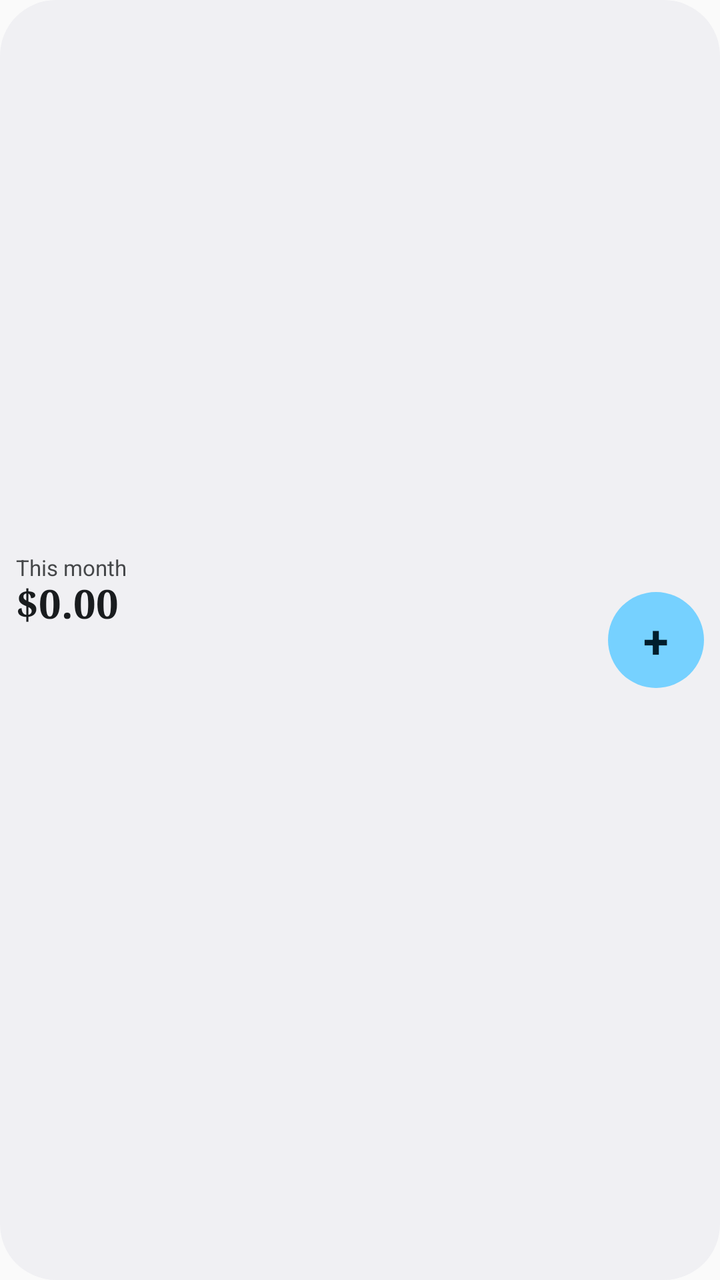
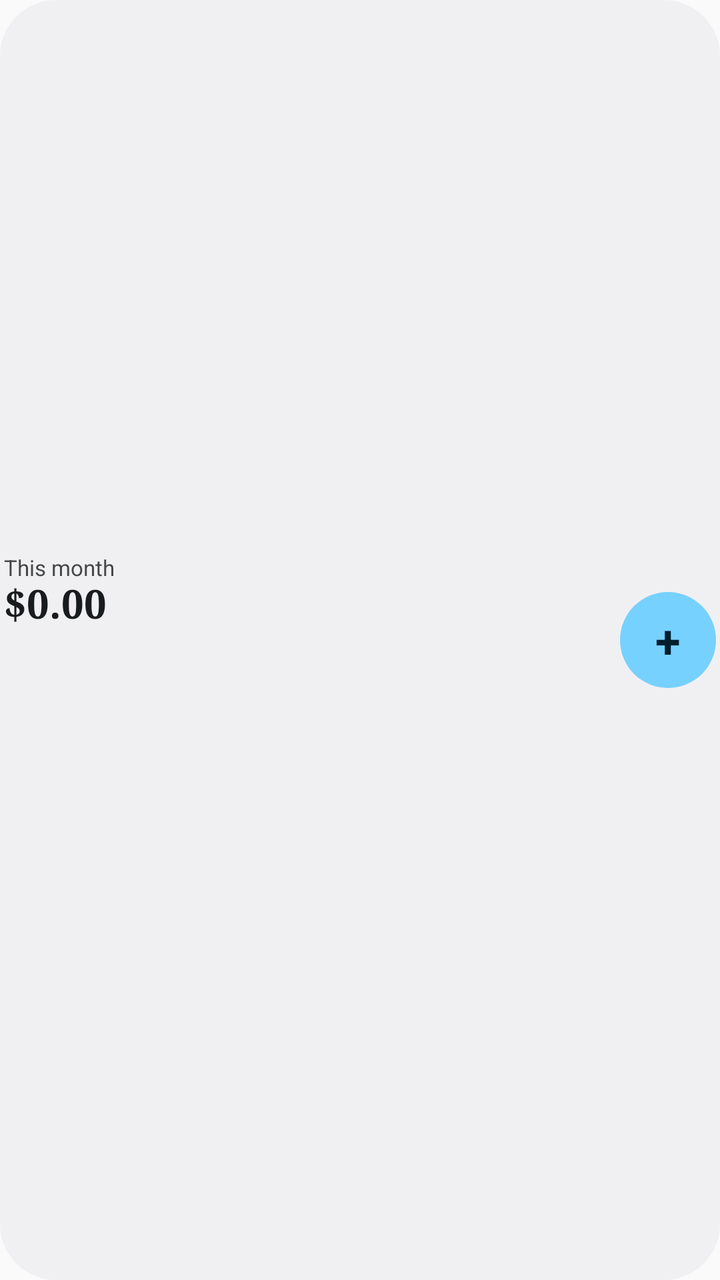

Before-and-after screenshots of an Android layout around one commit, followed by the original layout XML and the change that was made.
<!-- AndroidManifest.xml: application theme AppTheme -->
<!-- res/layout/widget_penny_compact.xml -->
<?xml version="1.0" encoding="utf-8"?>
<LinearLayout xmlns:android="http://schemas.android.com/apk/res/android"
    android:id="@+id/widget_root"
    android:layout_width="match_parent"
    android:layout_height="match_parent"
    android:background="@drawable/widget_penny_card_background"
    android:gravity="center_vertical"
    android:orientation="horizontal"
    android:paddingLeft="8dp"
    android:paddingRight="8dp">

    <LinearLayout
        android:layout_width="0dp"
        android:layout_height="match_parent"
        android:layout_weight="1"
        android:orientation="vertical"
        android:paddingRight="4dp">

        <TextView
            android:id="@+id/widget_spent_label"
            android:layout_width="match_parent"
            android:layout_height="0dp"
            android:layout_weight="1"
            android:autoSizeMaxTextSize="11sp"
            android:autoSizeMinTextSize="8sp"
            android:autoSizeStepGranularity="1sp"
            android:autoSizeTextType="uniform"
            android:ellipsize="end"
            android:gravity="bottom"
            android:includeFontPadding="false"
            android:maxLines="1"
            android:text="@string/widget_spent_this_month"
            android:textColor="@color/widget_on_surface_inverse_muted" />

        <TextView
            android:id="@+id/widget_amount"
            android:layout_width="match_parent"
            android:layout_height="0dp"
            android:layout_weight="1.2"
            android:autoSizeMaxTextSize="20sp"
            android:autoSizeMinTextSize="5sp"
            android:autoSizeStepGranularity="1sp"
            android:autoSizeTextType="uniform"
            android:ellipsize="end"
            android:fontFamily="serif"
            android:gravity="top"
            android:includeFontPadding="false"
            android:maxLines="1"
            android:text="@string/widget_amount_fallback"
            android:textColor="@color/widget_on_surface_inverse"
            android:textStyle="bold" />
    </LinearLayout>

    <TextView
        android:id="@+id/widget_add_button"
        android:layout_width="48dp"
        android:layout_height="48dp"
        android:background="@drawable/widget_penny_quick_add_background"
        android:contentDescription="@string/widget_quick_add_description"
        android:gravity="center"
        android:text="@string/widget_quick_add"
        android:textColor="@color/widget_on_quick_add"
        android:textSize="23sp"
        android:textStyle="bold" />
</LinearLayout>
<!-- resources referenced by this layout -->
<resources>
  <color name="widget_on_quick_add">#002117</color>
  <color name="widget_on_surface_inverse">#1A1C1A</color>
  <color name="widget_on_surface_inverse_muted">#454945</color>
  <!-- drawable widget_penny_card_background (drawable) -->
  <?xml version="1.0" encoding="utf-8"?>
  <shape xmlns:android="http://schemas.android.com/apk/res/android" android:shape="rectangle">
      <solid android:color="@color/widget_surface_inverse" />
      <corners android:radius="28dp" />
  </shape>
  <!-- drawable widget_penny_quick_add_background (drawable) -->
  <?xml version="1.0" encoding="utf-8"?>
  <shape xmlns:android="http://schemas.android.com/apk/res/android" android:shape="rectangle">
      <solid android:color="@color/widget_quick_add" />
      <corners android:radius="24dp" />
  </shape>
  <string name="widget_amount_fallback">$0.00</string>
  <string name="widget_quick_add">+</string>
  <string name="widget_quick_add_description">Add a transaction</string>
  <string name="widget_spent_this_month">This month</string>
  <style name="AppTheme" parent="android:style/Theme.Material.Light.NoActionBar">
          <item name="android:statusBarColor">@android:color/transparent</item>
          <item name="android:navigationBarColor">@android:color/transparent</item>
          <item name="android:windowLightStatusBar">true</item>
      </style>
  <color name="widget_surface_inverse">#F6F7F4</color>
  <color name="widget_quick_add">#B6F2D2</color>
</resources>

<!-- the commit's change to res/layout/widget_penny_compact.xml (unified diff, before → after) -->
@@ -6,15 +6,14 @@
     android:background="@drawable/widget_penny_card_background"
     android:gravity="center_vertical"
     android:orientation="horizontal"
-    android:paddingLeft="8dp"
-    android:paddingRight="8dp">
+    android:paddingLeft="2dp"
+    android:paddingRight="2dp">
 
     <LinearLayout
         android:layout_width="0dp"
         android:layout_height="match_parent"
         android:layout_weight="1"
-        android:orientation="vertical"
-        android:paddingRight="4dp">
+        android:orientation="vertical">
 
         <TextView
             android:id="@+id/widget_spent_label"
@@ -38,7 +37,7 @@
             android:layout_height="0dp"
             android:layout_weight="1.2"
             android:autoSizeMaxTextSize="20sp"
-            android:autoSizeMinTextSize="5sp"
+            android:autoSizeMinTextSize="8sp"
             android:autoSizeStepGranularity="1sp"
             android:autoSizeTextType="uniform"
             android:ellipsize="end"
@@ -57,9 +56,12 @@
         android:layout_height="48dp"
         android:background="@drawable/widget_penny_quick_add_background"
         android:contentDescription="@string/widget_quick_add_description"
+        android:autoSizeMaxTextSize="23sp"
+        android:autoSizeMinTextSize="14sp"
+        android:autoSizeStepGranularity="1sp"
+        android:autoSizeTextType="uniform"
         android:gravity="center"
         android:text="@string/widget_quick_add"
         android:textColor="@color/widget_on_quick_add"
-        android:textSize="23sp"
         android:textStyle="bold" />
 </LinearLayout>
